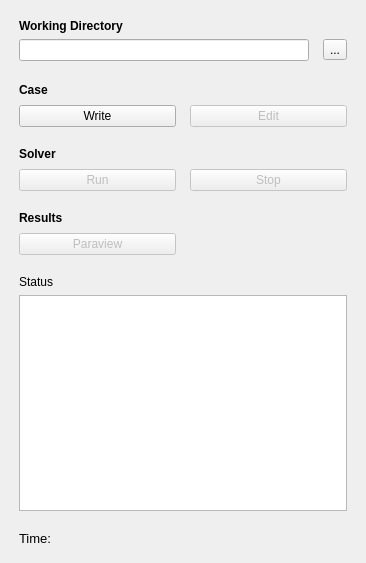
Old version of the form TaskPanelCfdSolverControl.ui in the repository jaheyns/CfdOF.
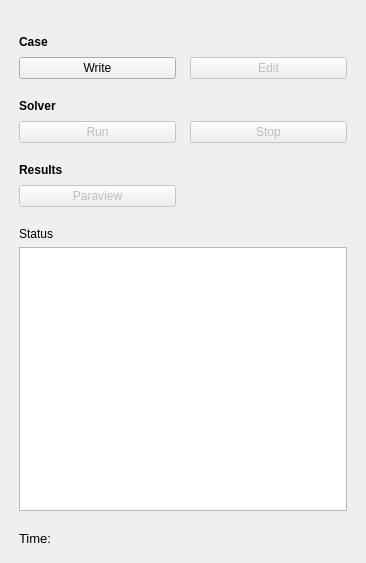
New version of the form.

```diff
--- a/TaskPanelCfdSolverControl.ui
+++ b/TaskPanelCfdSolverControl.ui
@@ -25,39 +25,6 @@
      <property name="margin">
       <number>8</number>
      </property>
-     <item row="1" column="0">
-      <widget class="QLineEdit" name="le_working_dir">
-       <property name="enabled">
-        <bool>true</bool>
-       </property>
-       <property name="readOnly">
-        <bool>true</bool>
-       </property>
-      </widget>
-     </item>
-     <item row="1" column="1">
-      <widget class="QToolButton" name="tb_choose_working_dir">
-       <property name="enabled">
-        <bool>true</bool>
-       </property>
-       <property name="text">
-        <string>...</string>
-       </property>
-      </widget>
-     </item>
-     <item row="0" column="0">
-      <widget class="QLabel" name="label_7">
-       <property name="font">
-        <font>
-         <weight>75</weight>
-         <bold>true</bold>
-        </font>
-       </property>
-       <property name="text">
-        <string>Working Directory</string>
-       </property>
-      </widget>
-     </item>
     </layout>
    </item>
    <item>
```
